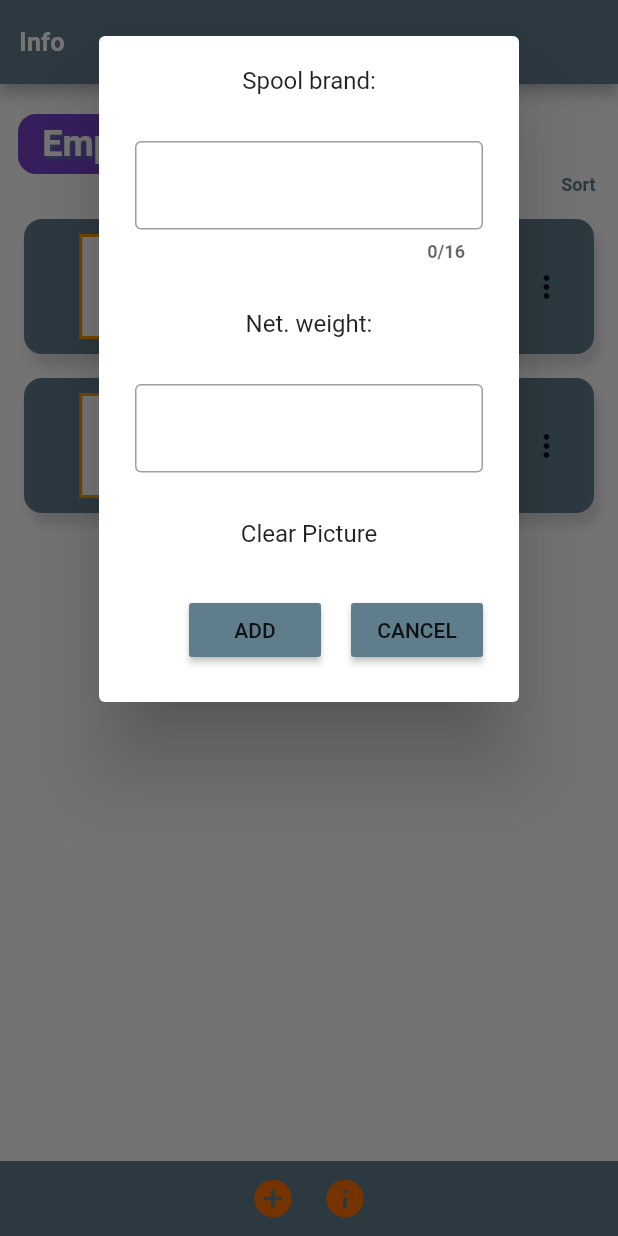
After one commit to d00m303/ezroll, a Flutter app: the InfoPage screen opened directly, after a tap on the "more vert" icon, after a tap on the "info" icon, on a phone screen of 412 x 824 dp. The commit adds this screen. Run offline on Flutter 3.47's test engine with Material 2 defaults, Android fonts, the light colour scheme and no system bars; our stand-ins replace auto_size_text, hive_flutter, image_picker; accounts and stored records are empty.

Commit message:
added photo, testing empty spool db

```diff
--- a/lib/homepage.dart
+++ b/lib/homepage.dart
@@ -11,6 +11,7 @@
 
 // dodac kolory
 // waga nowej rolki brutto
+// image picker z galerii
 
 class HomePage extends StatefulWidget {
   const HomePage({super.key});
--- a/lib/infopage.dart
+++ b/lib/infopage.dart
@@ -1,5 +1,13 @@
+import 'dart:io';
+
 import 'package:flutter/material.dart';
+import 'package:hive_flutter/hive_flutter.dart';
 import 'package:prov/dash_text.dart';
+import 'package:image_picker/image_picker.dart';
+import 'package:prov/homepage.dart';
+import 'package:prov/spoolsdialog.dart';
+import 'package:prov/util/provider.dart';
+import 'package:provider/provider.dart';
 
 class InfoPage extends StatefulWidget {
   const InfoPage({super.key});
@@ -9,8 +17,53 @@
 }
 
 class _InfoPageState extends State<InfoPage> {
+  final _myBox = Hive.box('mybox');
+
+  String path = "";
+  int currentIndex = 0;
+
+  void initState() {
+    WidgetsBinding.instance.addPostFrameCallback((timeStamp) {
+      final customer = Provider.of<Customer>(context, listen: false);
+
+      if (_myBox.get("EMPTYSPOOLS") == null) {
+        print("pusta");
+      } else {
+        customer.loadEmptyData();
+      }
+    });
+
+    super.initState();
+  }
+
   @override
   Widget build(BuildContext context) {
+    final customer = Provider.of<Customer>(context, listen: true);
+
+    void dialogEmptySpool() {
+      showDialog(
+        context: context,
+        builder: (context) {
+          return EmptySpool(
+            namecontroller: customer.enamecontroller,
+            weightcontroller: customer.eweightcontroller,
+            onCancel: () => Navigator.of(context).pop(),
+          );
+        },
+      );
+    }
+
+    void pickImage() async {
+      final ImagePicker _picker = ImagePicker();
+      final XFile? imageFile =
+          await _picker.pickImage(source: ImageSource.gallery);
+      setState(() {
+        print(imageFile!.path);
+        path = imageFile.path;
+        customer.listaPustychRolek[currentIndex][0] = path;
+      });
+    }
+
     return Scaffold(
         appBar: AppBar(
           leading: Row(
@@ -27,7 +80,7 @@
               child: Padding(
                 padding: const EdgeInsets.all(8.0),
                 child: ListView.builder(
-                  itemCount: 3,
+                  itemCount: customer.listaPustychRolek.length,
                   itemBuilder: (context, index) {
                     return Column(
                       children: [
@@ -52,15 +105,38 @@
                                 Expanded(
                                   flex: 2,
                                   child: Center(
+                                    child: GestureDetector(
+                                      onTap: () {
+                                        pickImage();
+                                        currentIndex = index;
+                                        print(currentIndex);
+                                      },
                                       child: Container(
                                         height: 70,
-                                      width: 80,
+                                        width: 53,
                                         decoration: BoxDecoration(
+                                            color: Colors.white,
                                             border: Border.all(
-                                              color: Colors.orange, width: 2)),
-                                      child: Image.network(
+                                                color: Colors.orange,
+                                                width: 2)),
+                                        child: Center(
+                                          child:
+                                              (customer.listaPustychRolek[index]
+                                                          [0] !=
+                                                      "empty")
+                                                  ? Image.file(
+                                                      File(customer
+                                                              .listaPustychRolek[
+                                                          index][0]),
                                                       fit: BoxFit.fill,
-                                          "https://altwaylab.com/pol_pl_eSun-TPU-95A-Filament-Transparentny-Czerwony-1-75mm-1058_3.jpg"),
+                                                    )
+                                                  : Text(
+                                                      "ADD\nIMG",
+                                                      style: TextStyle(
+                                                          fontSize: 12),
+                                                    ),
+                                        ),
+                                      ),
                                     ),
                                   ),
                                 ),
@@ -71,11 +147,11 @@
                                         MainAxisAlignment.spaceAround,
                                     children: [
                                       Text(
-                                        "eSun TPU",
+                                        customer.listaPustychRolek[index][1],
                                         style: TextStyle(color: Colors.white),
                                       ),
                                       Text(
-                                        "238g",
+                                        customer.listaPustychRolek[index][2],
                                         style: TextStyle(color: Colors.orange),
                                       ),
                                     ],
@@ -85,7 +161,15 @@
                                     flex: 1,
                                     child: IconButton(
                                       icon: Icon(Icons.more_vert),
-                                      onPressed: () {},
+                                      onPressed: () {
+                                        setState(
+                                          () {
+                                            customer.listaPustychRolek
+                                                .removeAt(index);
+                                            customer.updateeDataBase();
+                                          },
+                                        );
+                                      },
                                     ))
                               ],
                             ),
@@ -93,11 +177,45 @@
                         )
                       ],
                     );
-                  }),
+                  },
+                ),
+              ),
+            ),
+            Row(
+              mainAxisAlignment: MainAxisAlignment.center,
+              children: [
+                Container(
+                  width: MediaQuery.of(context).size.width,
+                  height: 50,
+                  color: Colors.blueGrey,
+                  child: Row(
+                    mainAxisAlignment: MainAxisAlignment.center,
+                    children: [
+                      IconButton(
+                        icon: const Icon(Icons.add_circle,
+                            color: Color.fromRGBO(255, 111, 0, 1)),
+                        onPressed: () => Navigator.push(
+                          context,
+                          MaterialPageRoute(
+                            builder: (context) => const HomePage(),
+                          ),
+                        ),
+                        iconSize: 30,
+                      ),
+                      IconButton(
+                        icon: const Icon(Icons.info,
+                            color: Color.fromRGBO(255, 111, 0, 1)),
+                        iconSize: 30,
+                        onPressed: () {
+                          dialogEmptySpool();
+                        },
+                      ),
+                    ],
                   ),
                 ),
               ],
             ),
-    );
+          ],
+        ));
   }
 }
--- /dev/null
+++ b/lib/spoolsdialog.dart
@@ -0,0 +1,89 @@
+// ignore_for_file: prefer_typing_uninitialized_variables, must_be_immutable
+
+import 'package:flutter/material.dart';
+import 'package:prov/infopage.dart';
+import 'package:prov/util/provider.dart';
+import 'package:provider/provider.dart';
+
+class EmptySpool extends StatefulWidget {
+  final namecontroller;
+  final weightcontroller;
+
+  VoidCallback onCancel;
+
+  EmptySpool(
+      {super.key,
+      required this.namecontroller,
+      required this.weightcontroller,
+      required this.onCancel});
+
+  @override
+  State<EmptySpool> createState() => _EmptySpoolState();
+}
+
+class _EmptySpoolState extends State<EmptySpool> {
+  @override
+  Widget build(BuildContext context) {
+    final customer = Provider.of<Customer>(context, listen: true);
+
+    return SingleChildScrollView(
+      child: AlertDialog(
+        backgroundColor: Colors.white,
+        content: SizedBox(
+          height: 400,
+          child: Column(
+            mainAxisAlignment: MainAxisAlignment.spaceBetween,
+            children: [
+              const Text('Spool brand:'),
+              TextField(
+                maxLength: 16,
+                controller: customer.enamecontroller,
+                decoration: const InputDecoration(
+                  border: OutlineInputBorder(),
+                ),
+              ),
+              const Text('Net. weight:'),
+              TextField(
+                controller: customer.eweightcontroller,
+                decoration: const InputDecoration(border: OutlineInputBorder()),
+              ),
+              Text("Clear Picture"),
+              Row(
+                mainAxisAlignment: MainAxisAlignment.end,
+                children: [
+                  MyButton(
+                      text: 'ADD',
+                      onPressed: () {
+                        customer.addEmptyRoll();
+                        Navigator.of(context).pop();
+                        print("dodaj pusta");
+                        print(customer.listaPustychRolek);
+                      }),
+                  const SizedBox(
+                    width: 20,
+                  ),
+                  MyButton(text: 'CANCEL', onPressed: widget.onCancel),
+                ],
+              ),
+            ],
+          ),
+        ),
+      ),
+    );
+  }
+}
+
+class MyButton extends StatelessWidget {
+  final String text;
+  VoidCallback onPressed;
+  MyButton({super.key, required this.text, required this.onPressed});
+
+  @override
+  Widget build(BuildContext context) {
+    return MaterialButton(
+      onPressed: onPressed,
+      color: Theme.of(context).primaryColor,
+      child: Text(text),
+    );
+  }
+}
--- a/lib/util/provider.dart
+++ b/lib/util/provider.dart
@@ -67,6 +67,7 @@
 
   void loadData() {
     listaRolek = _myBox.get("TODOLIST");
+
     notifyListeners();
   }
 
@@ -80,4 +81,41 @@
     print(listaRolek);
     notifyListeners();
   }
+
+  /// EMPTY SPOOLS FUNCTIONS
+  ///
+  ///
+
+  TextEditingController enamecontroller = TextEditingController();
+  TextEditingController eweightcontroller = TextEditingController();
+
+  List listaPustychRolek = [
+    ["empty", "eSun TPU", "238"],
+    ["empty", "Fiber", "230"],
+    ["empty", "plast", "200"],
+  ];
+
+  void updateeDataBase() {
+    _myBox.put("EMPTYSPOOLS", listaPustychRolek);
+    notifyListeners();
+  }
+
+  void addEmptyRoll() {
+    listaPustychRolek.add([
+      "empty",
+      enamecontroller.text,
+      eweightcontroller.text,
+    ]);
+
+    updateeDataBase();
+    notifyListeners();
+    enamecontroller.clear();
+    eweightcontroller.clear();
+  }
+
+  void loadEmptyData() {
+    listaPustychRolek = _myBox.get("EMPTYSPOOLS");
+
+    notifyListeners();
+  }
 }
--- a/pubspec.yaml
+++ b/pubspec.yaml
@@ -41,6 +41,7 @@
   provider: ^6.0.5
   http: ^0.13.5
   auto_size_text: ^3.0.0
+  image_picker: ^0.8.6
 
 dev_dependencies:
   flutter_test:
```
Also changed, not shown: pubspec.lock. Lines whose indentation alone changed are shown as unchanged.
